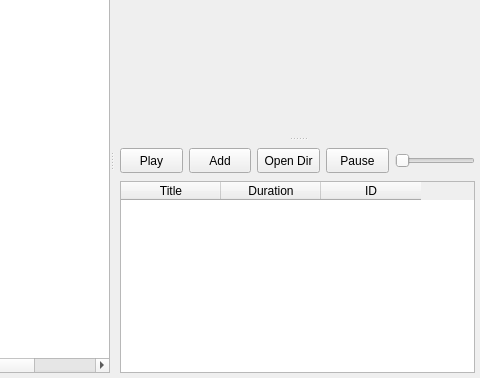
Old version of the form src/qt/mainwindow.ui in the repository myrrkel/pyzik; both pictures show x 374 to 854 and y 163 to 541 of the 854 by 541 pixel window.
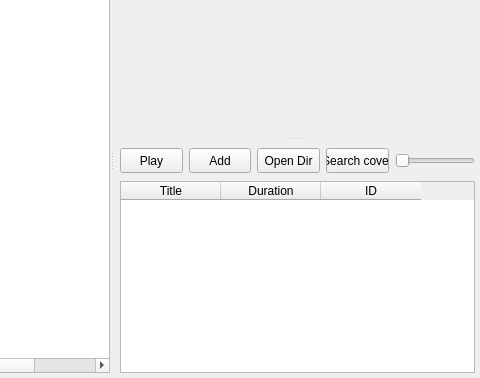
New version of the form.

Commit message: fix get cover thread

Diff of the .ui file:
```diff
--- a/src/qt/mainwindow.ui
+++ b/src/qt/mainwindow.ui
@@ -616,7 +616,7 @@
                                  </size>
                                 </property>
                                 <property name="text">
-                                 <string>Pause</string>
+                                 <string>Search cover</string>
                                 </property>
                                </widget>
                               </item>
```
The commit also changes 12 other files.
